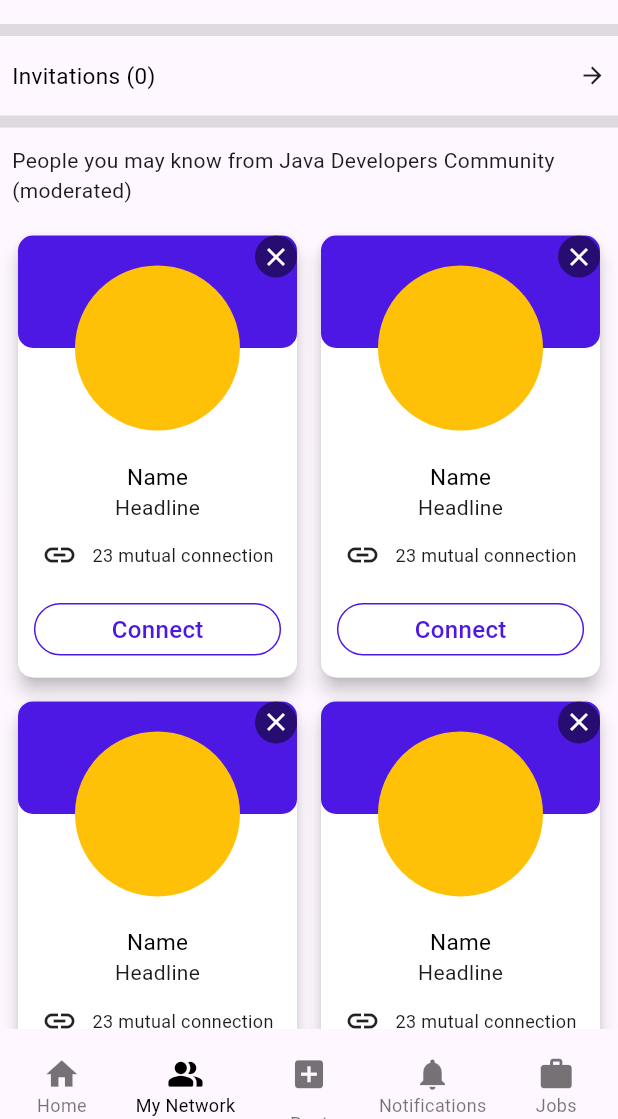
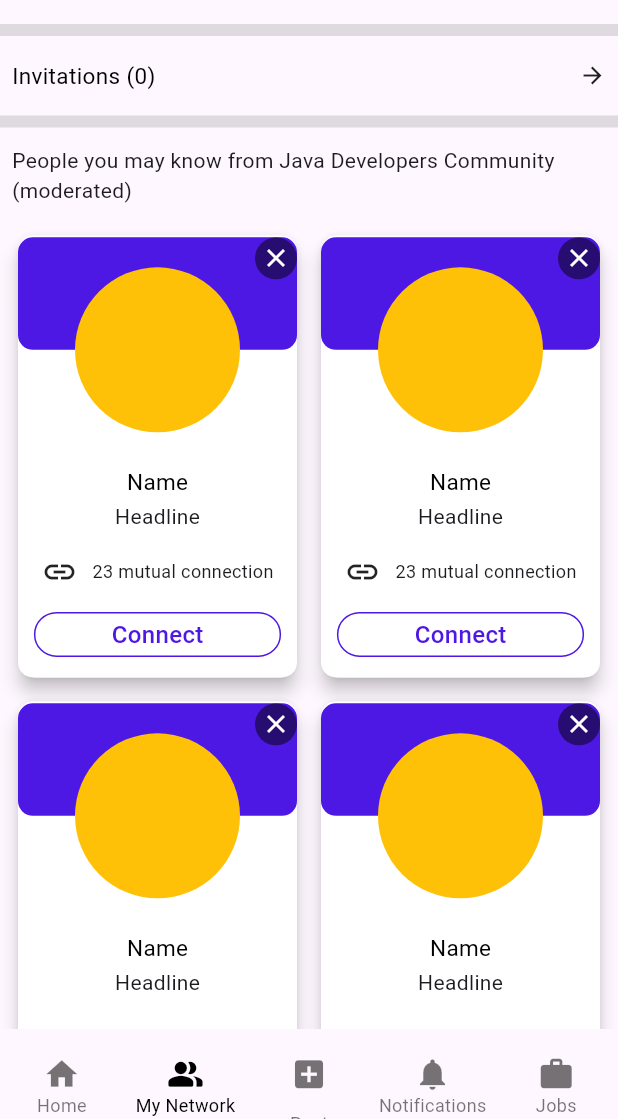
Before and after one commit to sharonRodrigues2255/linkedIn_clone, a Flutter app: the screen it shows after launch, item 2 of the bottom bar chosen, on a phone screen of 412 x 824 dp, the part 117-1236 px from its top. Run offline on Flutter 3.47's test engine with Material 2 defaults, Android fonts, the phone set to English and light mode, and no system bars; network calls fail.

Commit message:
updated rectangle list

```diff
--- a/lib/view/bottom_navigation/bottom_navigation_screens/my_network/my_network_screen.dart
+++ b/lib/view/bottom_navigation/bottom_navigation_screens/my_network/my_network_screen.dart
@@ -1,5 +1,7 @@
 import 'package:flutter/material.dart';
 import 'package:linkedin_clone/utils/contants/colors.dart';
+import 'package:linkedin_clone/utils/contants/myfont.dart';
+import 'package:linkedin_clone/utils/contants/profile_data.dart';
 import 'package:linkedin_clone/view/bottom_navigation/bottom_navigation_screens/my_network/widgets/custom_divider.dart';
 import 'package:linkedin_clone/view/bottom_navigation/bottom_navigation_screens/my_network/widgets/gridlist.dart';
 import 'package:linkedin_clone/view/bottom_navigation/bottom_navigation_screens/my_network/widgets/text_and_arrow.dart';
@@ -28,23 +30,33 @@ class MyNetworkScreen extends StatelessWidget {
             child: Card(
               elevation: 3,
               child: Container(
-                height: 230,
+                height: 250,
                 width: double.infinity,
-                color: kwhite,
+                decoration:
+                    BoxDecoration(borderRadius: BorderRadius.circular(10)),
+                child: Column(
+                  children: [
+                    SizedBox(
+                      height: 170,
                       child: Stack(
                         children: [
                           Container(
-                      height: 110,
+                            height: 100,
                             width: double.infinity,
+                            decoration: BoxDecoration(
                                 color: Colors.red,
+                                borderRadius: BorderRadius.only(
+                                    topLeft: Radius.circular(10),
+                                    topRight: Radius.circular(10))),
                           ),
                           Positioned(
-                      top: 55,
+                            top: 45,
                             left: 20,
                             child: CircleAvatar(
                                 radius: 55,
                                 backgroundColor: Colors.pinkAccent,
-                      ),
+                                backgroundImage: AssetImage(
+                                    Profile.connection[0]["picture"])),
                           ),
                           Padding(
                             padding: const EdgeInsets.all(8.0),
@@ -73,8 +85,27 @@ class MyNetworkScreen extends StatelessWidget {
                         ],
                       ),
                     ),
+                    Padding(
+                      padding: const EdgeInsets.all(8.0),
+                      child: Column(
+                        children: [
+                          Text(
+                            Profile.connection[0]["name"],
+                            style: myfont(size: 16.0),
                           ),
-          )
+                          Text(Profile.connection[0]["headline"]),
+                        ],
+                      ),
+                    ),
+                  ],
+                  crossAxisAlignment: CrossAxisAlignment.start,
+                ),
+              ),
+            ),
+          ),
+          SizedBox(
+            height: 10,
+          ),
         ],
       ),
     ));
--- a/lib/view/bottom_navigation/bottom_navigation_screens/my_network/widgets/profile_grid.dart
+++ b/lib/view/bottom_navigation/bottom_navigation_screens/my_network/widgets/profile_grid.dart
@@ -23,6 +23,7 @@ class ProfileGrid extends StatelessWidget {
         height: 210,
         child: Column(
           crossAxisAlignment: CrossAxisAlignment.center,
+          mainAxisAlignment: MainAxisAlignment.spaceAround,
           children: [
             SizedBox(
               height: 150,
@@ -72,12 +73,13 @@ class ProfileGrid extends StatelessWidget {
                 )
               ],
             ),
-            height20,
+            height10,
             CurveRectangle(
               mediaWidth: mediaWidth,
               title: "Connect",
               color: kblue,
-            )
+            ),
+            height10,
           ],
         ),
       ),
--- a/lib/view/profile_page/widgets/curve_rectangle.dart
+++ b/lib/view/profile_page/widgets/curve_rectangle.dart
@@ -16,7 +16,7 @@ class CurveRectangle extends StatelessWidget {
   @override
   Widget build(BuildContext context) {
     return Container(
-      height: 35,
+      height: 30,
       width: mediaWidth * .40,
       decoration: BoxDecoration(
           borderRadius: BorderRadius.circular(30),
```
Also changed, not shown: lib/view/bottom_navigation/bottom_navigation_screens/my_network/widgets/profilerectangle.dart (added, +95 -0 lines). Lines whose indentation alone changed are shown as unchanged.
